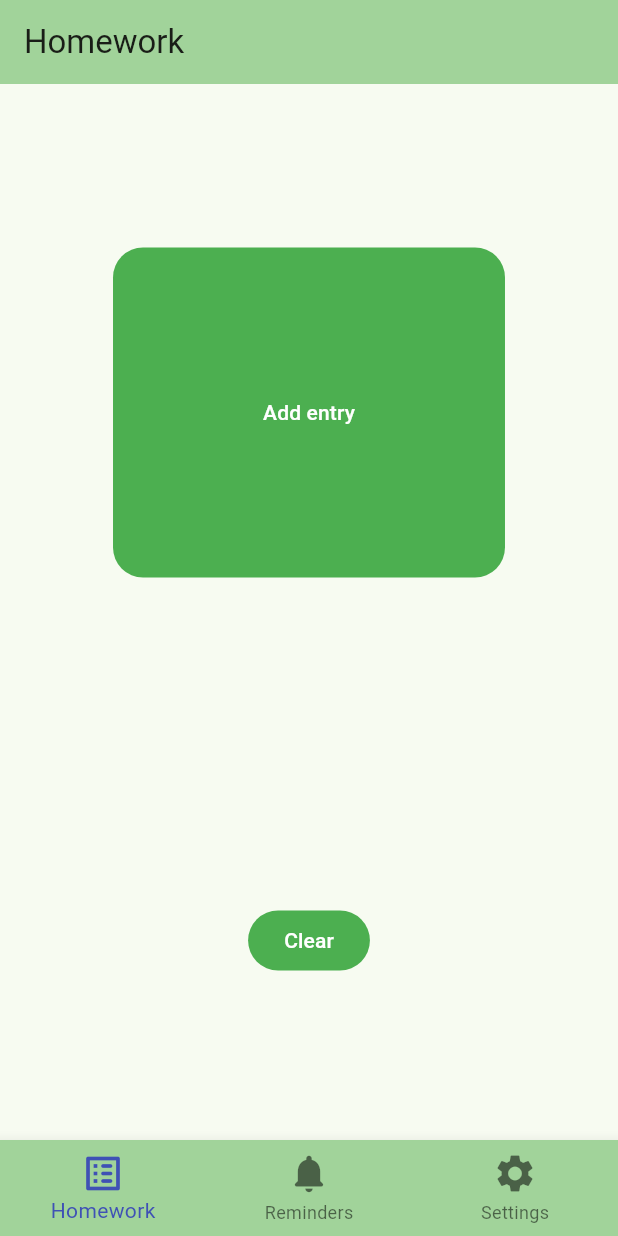
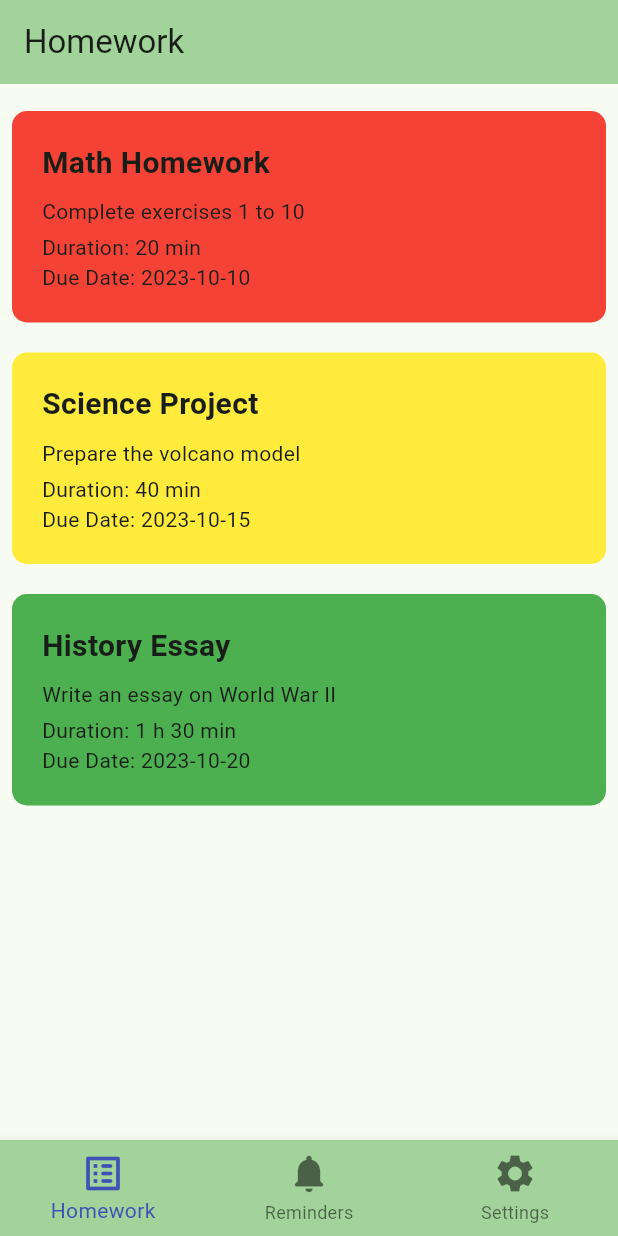
Before and after one commit to iamagoodperson-yay/remindo_v2, a Flutter app: the screen it shows after launch, on a phone screen of 412 x 824 dp. Run offline on Flutter 3.47's test engine with Material 3 defaults, Android fonts, the phone set to English and light mode, and no system bars; missing offline and left inert: dart:ffi.

Commit message:
the tiling of the homework objects

```diff
--- a/lib/main.dart
+++ b/lib/main.dart
@@ -38,9 +38,9 @@ class MyScaffold extends StatefulWidget {
 
 class _MyScaffoldState extends State<MyScaffold> {
   static const List<Widget> _views = <Widget>[
-    SafeArea(child: Center(child: HomeworkView())),
-    SafeArea(child: Center(child: NotificationsView())),
-    SafeArea(child: Center(child: SettingsView())),
+    SafeArea(child: HomeworkView()),
+    SafeArea(child: NotificationsView()),
+    SafeArea(child:SettingsView()),
   ];
   int currentIndex = 0;
   void _onItemTapped(int index) {
--- /dev/null
+++ b/lib/utils/homework_tile.dart
@@ -0,0 +1,71 @@
+import 'package:flutter/material.dart';
+import 'dart:ffi';
+
+class Importance {
+  final int value;
+  final Color color;
+
+  const Importance(this.value, this.color);
+
+  static const Importance low = Importance(0, Colors.green);
+  static const Importance medium = Importance(1, Colors.yellow);
+  static const Importance high = Importance(2, Colors.red);
+}
+
+class HomeworkTile extends StatelessWidget {
+
+  final String title;
+  final String description;
+  final Duration duration;
+  final DateTime dueDate;
+  final Importance importance;
+
+  const HomeworkTile({
+    super.key,
+    required this.title,
+    required this.description,
+    required this.duration,
+    required this.dueDate,
+    required this.importance
+  });
+
+
+  @override
+  Widget build(BuildContext context) {
+    return Padding(
+      padding: const EdgeInsets.symmetric(vertical: 10),
+      child: Container(
+        padding: const EdgeInsets.all(20),
+        decoration: BoxDecoration(
+          color: importance.color,
+          borderRadius: BorderRadius.circular(10)
+        ),
+        child: Column(
+          crossAxisAlignment: CrossAxisAlignment.start,
+          children: [
+            Text(
+              title,
+              style: const TextStyle(
+                fontSize: 20,
+                fontWeight: FontWeight.bold
+              ),
+            ),
+            const SizedBox(height: 8),
+            Text(
+              description
+            ),
+            const SizedBox(height: 4),
+            Text(
+              'Duration: '
+              '${duration.inHours > 0 ? '${duration.inHours} h ' : ''}'
+              '${duration.inMinutes.remainder(60)} min'
+            ),
+            Text(
+              'Due Date: ${dueDate.year}-${dueDate.month.toString().padLeft(2, '0')}-${dueDate.day.toString().padLeft(2, '0')}'
+            )
+          ],
+        ),
+      ),
+    );
+  }
+}
--- a/lib/views/homework_view.dart
+++ b/lib/views/homework_view.dart
@@ -1,4 +1,5 @@
 import 'package:flutter/material.dart';
+import 'package:remindo_v2/utils/homework_tile.dart';
 
 class HomeworkView extends StatefulWidget {
   const HomeworkView({super.key});
@@ -8,30 +9,104 @@ class HomeworkView extends StatefulWidget {
 }
 
 class _HomeworkViewState extends State<HomeworkView> {
-  void _adObj() {}
-  void _clear() {}
+  List homeworkList = [
+    ['Math Homework', 'Complete exercises 1 to 10', DateTime.parse('2023-10-10'), const Duration(minutes: 20), Importance.high],
+    ['Science Project', 'Prepare the volcano model', DateTime.parse('2023-10-15'), const Duration(minutes: 40), Importance.medium],
+    ['History Essay', 'Write an essay on World War II', DateTime.parse('2023-10-20'), const Duration(hours: 1, minutes: 30), Importance.low],
+  ];
 
   @override
   Widget build(BuildContext context) {
-    return Column(
-      mainAxisAlignment: MainAxisAlignment.spaceAround,
-      crossAxisAlignment: CrossAxisAlignment.center,
-      children: [
-        FilledButton(
-          onPressed: _adObj,
-          style: FilledButton.styleFrom(
-            shape: RoundedRectangleBorder(
-              borderRadius: BorderRadius.circular(20),
-            ),
-            padding: const EdgeInsets.all(100),
-          ),
-          child: const Text("Add entry"),
-        ),
-        FilledButton(
-          onPressed: _clear,
-          child: const Text("Clear"),
-        ),
-      ],
+    return Padding(
+      padding: const EdgeInsets.all(8.0),
+      child: ListView.builder(
+        itemCount: homeworkList.length,
+        itemBuilder: (context, index) {
+          return HomeworkTile(
+            title: homeworkList[index][0],
+            description: homeworkList[index][1],
+            dueDate: homeworkList[index][2],
+            duration: homeworkList[index][3],
+            importance: homeworkList[index][4],
+          );
+        },
+      ),
     );
   }
 }
+
+// // Create a Form widget.
+// class MyCustomForm extends StatefulWidget {
+//   const MyCustomForm({super.key});
+
+//   @override
+//   MyCustomFormState createState() {
+//     return MyCustomFormState();
+//   }
+// }
+
+// // Create a corresponding State class.
+// // This class holds data related to the form.
+// class MyCustomFormState extends State<MyCustomForm> {
+//   // Create a global key that uniquely identifies the Form widget
+//   // and allows validation of the form.
+//   //
+//   // Note: This is a GlobalKey<FormState>,
+//   // not a GlobalKey<MyCustomFormState>.
+//   final _formKey = GlobalKey<FormState>();
+
+//   @override
+//   Widget build(BuildContext context) {
+//     // Build a Form widget using the _formKey created above.
+//     return Form(
+//       key: _formKey,
+//       child: Column(
+//         children: [
+//           TextFormField(
+//             // The validator receives the text that the user has entered.
+//             validator: (value) {
+//               if (value == null || value.isEmpty) {
+//                 return 'Please enter some text';
+//               }
+//               return null;
+//             },
+//           ),
+//           Padding(
+//             padding: const EdgeInsets.symmetric(vertical: 16),
+//             child: Row(
+//               mainAxisAlignment: MainAxisAlignment.center,
+//               children: [
+//                 ElevatedButton(
+//                   onPressed: () {
+//                     // Validate returns true if the form is valid, or false otherwise.
+//                     if (_formKey.currentState!.validate()) {
+//                       // If the form is valid, display a snackbar. In the real world,
+//                       // you'd often call a server or save the information in a database.
+//                       ScaffoldMessenger.of(context).showSnackBar(
+//                         const SnackBar(content: Text('Added Entry')),
+//                       );
+//                     }
+//                   },
+//                   child: const Text('Submit'),
+//                 ),
+//                 const Padding(padding: EdgeInsets.symmetric(horizontal: 8.0)),
+//                 ElevatedButton(
+//                   onPressed: () {
+
+//                     ScaffoldMessenger.of(context).showSnackBar(
+//                       const SnackBar(content: Text('Cleared')),
+//                     );
+//                   },
+//                   style: FilledButton.styleFrom(
+//                     foregroundColor: Colors.red,
+//                   ),
+//                   child: const Text("Clear"),
+//                 ),
+//               ],
+//             ),
+//           ),
+//         ],
+//       ),
+//     );
+//   }
+// }
```
Also changed, not shown: lib/data_model.dart (deleted).
